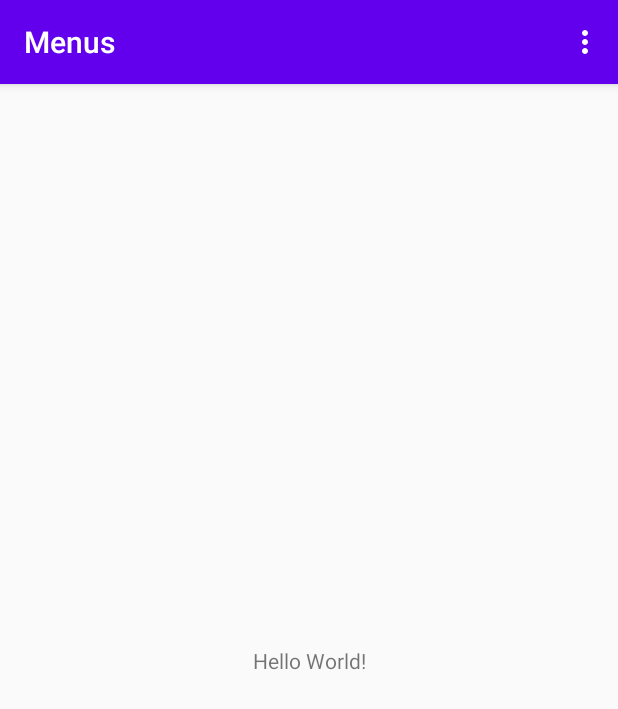
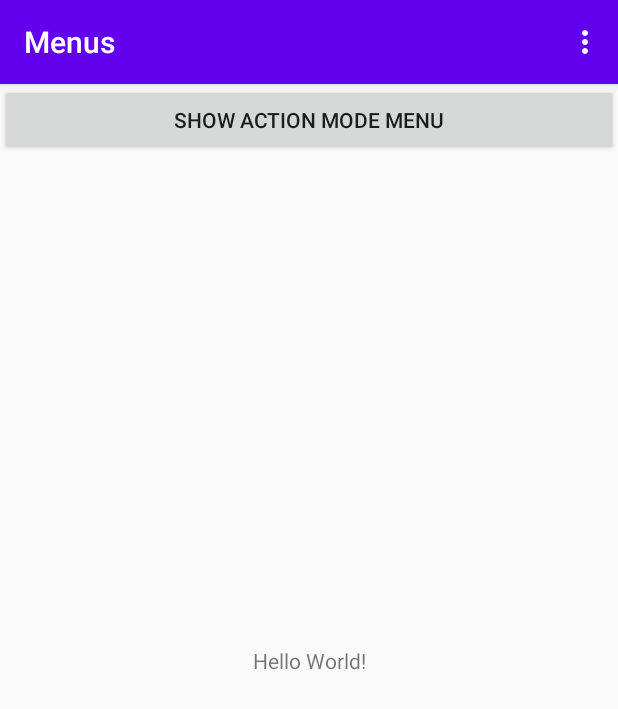
Before and after one commit to joabk/Menus, an Android app: the screen it shows after launch (MainActivity), on a phone screen of 412 x 824 dp. Shown: the top 709 px of the screen. Run offline under Robolectric (Android 15) with nearby library versions, the phone set to English and light mode, and no system bars.

Commit message:
Added ActionMode over Toolbar

```diff
--- a/app/src/main/res/layout/activity_main.xml
+++ b/app/src/main/res/layout/activity_main.xml
@@ -16,4 +16,19 @@
         app:layout_constraintRight_toRightOf="parent"
         app:layout_constraintTop_toTopOf="parent" />
 
+    <Button
+        android:id="@+id/btnActionMode"
+        android:text="Show Action mode menu"
+        android:padding="10dp"
+        android:layout_width="match_parent"
+        android:layout_height="wrap_content" />
+
+<!--    <Button-->
+<!--        android:id="@+id/button"-->
+<!--        android:layout_width="wrap_content"-->
+<!--        android:layout_height="wrap_content"-->
+<!--        android:text="Button"-->
+<!--        tools:layout_editor_absoluteX="85dp"-->
+<!--        tools:layout_editor_absoluteY="510dp" />-->
+
 </androidx.constraintlayout.widget.ConstraintLayout>
--- /dev/null
+++ b/app/src/main/res/menu/actionmode_context_menu.xml
@@ -0,0 +1,7 @@
+<?xml version="1.0" encoding="utf-8"?>
+<menu xmlns:android="http://schemas.android.com/apk/res/android">
+    <item android:id="@+id/actionmodemenu1"
+        android:title="actionmodemenu1" />
+    <item android:id="@+id/actionmodemenu2"
+        android:title="actionmodemenu2" />
+</menu>
```
Also changed, not shown: app/src/main/java/com/joabk/menus/MainActivity.java (+57 -3 lines).
